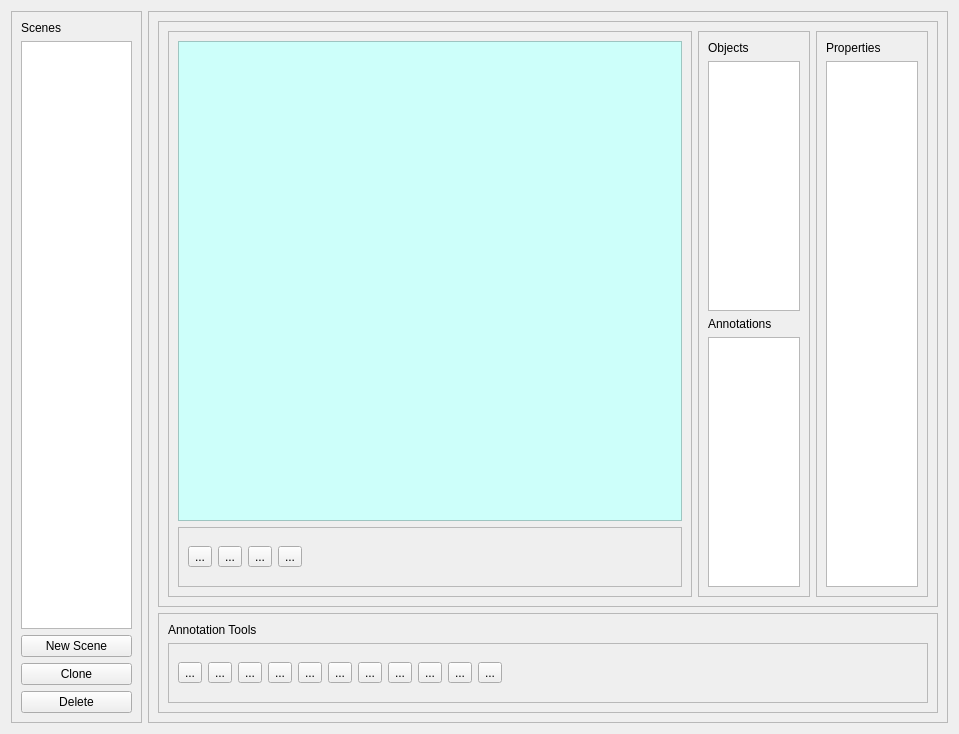
zardosht/isar, file isar/ui/scene_definition.ui: the form before one commit.
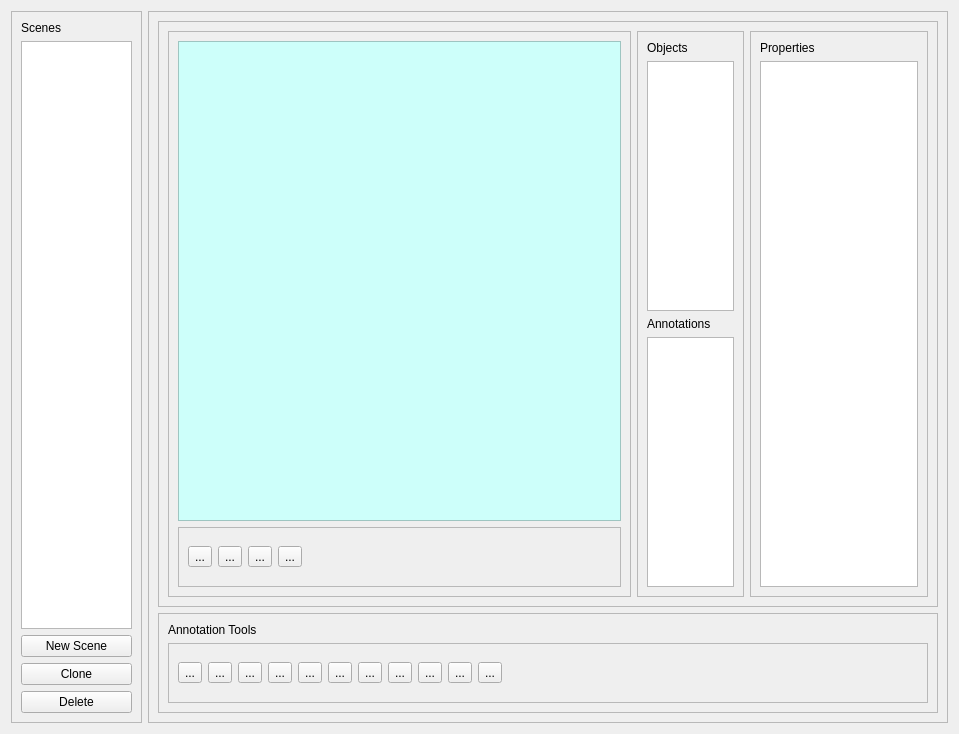
The form after the commit. Icons and pictures are not drawn.

Commit message: - First impl of AnnotationPropertiesModel - First impl of the AnnotationProperty for the LineAnnotation - Adjusted the view sizes in the UI a little bit - [still TODO: 1. Data conversion in AnnotationProperty sub-classes from string to their value, 2. Editors implemntation for color and file path and physical object]

Diff of the .ui file:
```diff
--- a/isar/ui/scene_definition.ui
+++ b/isar/ui/scene_definition.ui
@@ -18,7 +18,7 @@
     <widget class="QFrame" name="frame_1">
      <property name="sizePolicy">
       <sizepolicy hsizetype="Preferred" vsizetype="Preferred">
-       <horstretch>2</horstretch>
+       <horstretch>15</horstretch>
        <verstretch>0</verstretch>
       </sizepolicy>
      </property>
@@ -73,7 +73,7 @@
     <widget class="QFrame" name="frame_2">
      <property name="sizePolicy">
       <sizepolicy hsizetype="Preferred" vsizetype="Preferred">
-       <horstretch>8</horstretch>
+       <horstretch>85</horstretch>
        <verstretch>0</verstretch>
       </sizepolicy>
      </property>
@@ -109,7 +109,7 @@
           <widget class="QFrame" name="camers_view_frame">
            <property name="sizePolicy">
             <sizepolicy hsizetype="Preferred" vsizetype="Preferred">
-             <horstretch>70</horstretch>
+             <horstretch>65</horstretch>
              <verstretch>0</verstretch>
             </sizepolicy>
            </property>
@@ -280,7 +280,7 @@
           <widget class="QFrame" name="properties_view_frame">
            <property name="sizePolicy">
             <sizepolicy hsizetype="Preferred" vsizetype="Preferred">
-             <horstretch>15</horstretch>
+             <horstretch>25</horstretch>
              <verstretch>0</verstretch>
             </sizepolicy>
            </property>
@@ -299,7 +299,7 @@
              </widget>
             </item>
             <item>
-             <widget class="QTreeView" name="properties_view"/>
+             <widget class="QTableView" name="properties_view"/>
             </item>
            </layout>
           </widget>
```
The commit also changes 4 other files.
